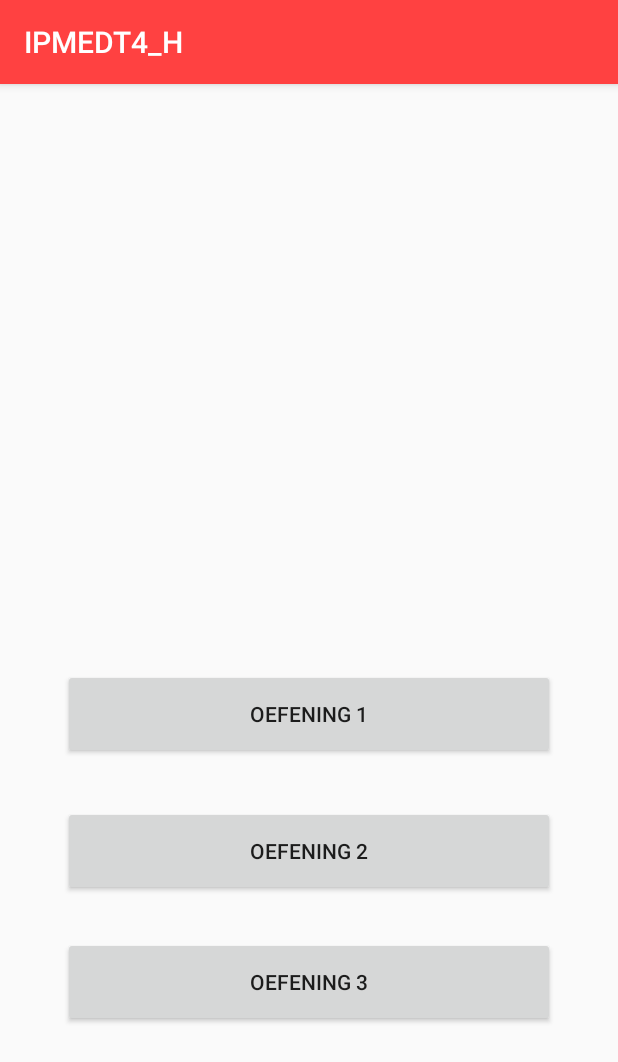
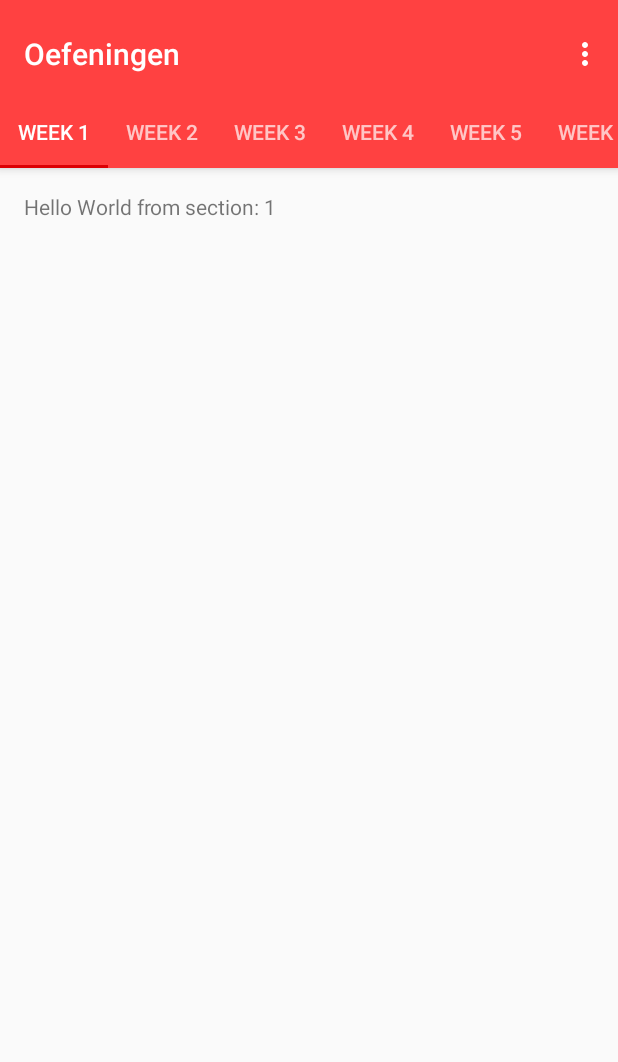
Before and after one commit to s1086439/IPMEDT4_H, an Android app: the screen it shows after launch (MainActivity before the commit, ExercisesActivity after it), after a tap on "START OEFENINGEN", on a phone screen of 412 x 824 dp. Shown: the top 1062 px of the screen. Run offline under Robolectric (Android 15) with nearby library versions, the phone set to English and light mode, and no system bars.

Commit message:
Opzet applicatie

```diff
--- a/app/build.gradle
+++ b/app/build.gradle
@@ -26,5 +26,6 @@
     })
     compile 'com.android.support:appcompat-v7:25.3.1'
     compile 'com.android.support.constraint:constraint-layout:1.0.2'
+    compile 'com.android.support:design:25.3.1'
     testCompile 'junit:junit:4.12'
 }
--- a/app/src/main/java/com/example/ipmedt41617/ipmedt4_h/ExerciseActivity.java
+++ /dev/null
@@ -1,13 +0,0 @@
-package com.example.ipmedt41617.ipmedt4_h;
-
-import android.support.v7.app.AppCompatActivity;
-import android.os.Bundle;
-
-public class ExerciseActivity extends AppCompatActivity {
-
-    @Override
-    protected void onCreate(Bundle savedInstanceState) {
-        super.onCreate(savedInstanceState);
-        setContentView(R.layout.activity_exercise);
-    }
-}
--- /dev/null
+++ b/app/src/main/java/com/example/ipmedt41617/ipmedt4_h/ExercisesActivity.java
@@ -0,0 +1,161 @@
+package com.example.ipmedt41617.ipmedt4_h;
+
+import android.support.design.widget.TabLayout;
+import android.support.design.widget.FloatingActionButton;
+import android.support.design.widget.Snackbar;
+import android.support.v7.app.AppCompatActivity;
+import android.support.v7.widget.Toolbar;
+
+import android.support.v4.app.Fragment;
+import android.support.v4.app.FragmentManager;
+import android.support.v4.app.FragmentPagerAdapter;
+import android.support.v4.view.ViewPager;
+import android.os.Bundle;
+import android.view.LayoutInflater;
+import android.view.Menu;
+import android.view.MenuItem;
+import android.view.View;
+import android.view.ViewGroup;
+
+import android.widget.TextView;
+
+public class ExercisesActivity extends AppCompatActivity {
+
+    /**
+     * The {@link android.support.v4.view.PagerAdapter} that will provide
+     * fragments for each of the sections. We use a
+     * {@link FragmentPagerAdapter} derivative, which will keep every
+     * loaded fragment in memory. If this becomes too memory intensive, it
+     * may be best to switch to a
+     * {@link android.support.v4.app.FragmentStatePagerAdapter}.
+     */
+    private SectionsPagerAdapter mSectionsPagerAdapter;
+
+    /**
+     * The {@link ViewPager} that will host the section contents.
+     */
+    private ViewPager mViewPager;
+
+    @Override
+    protected void onCreate(Bundle savedInstanceState) {
+        super.onCreate(savedInstanceState);
+        setContentView(R.layout.activity_exercises);
+
+        Toolbar toolbar = (Toolbar) findViewById(R.id.toolbar);
+        setSupportActionBar(toolbar);
+        // Create the adapter that will return a fragment for each of the three
+        // primary sections of the activity.
+        mSectionsPagerAdapter = new SectionsPagerAdapter(getSupportFragmentManager());
+
+        // Set up the ViewPager with the sections adapter.
+        mViewPager = (ViewPager) findViewById(R.id.container);
+        mViewPager.setAdapter(mSectionsPagerAdapter);
+
+        TabLayout tabLayout = (TabLayout) findViewById(R.id.tabs);
+        tabLayout.setupWithViewPager(mViewPager);
+
+    }
+
+
+    @Override
+    public boolean onCreateOptionsMenu(Menu menu) {
+        // Inflate the menu; this adds items to the action bar if it is present.
+        getMenuInflater().inflate(R.menu.menu_exercises, menu);
+        return true;
+    }
+
+    @Override
+    public boolean onOptionsItemSelected(MenuItem item) {
+        // Handle action bar item clicks here. The action bar will
+        // automatically handle clicks on the Home/Up button, so long
+        // as you specify a parent activity in AndroidManifest.xml.
+        int id = item.getItemId();
+
+        //noinspection SimplifiableIfStatement
+        if (id == R.id.action_settings) {
+            return true;
+        }
+
+        return super.onOptionsItemSelected(item);
+    }
+
+    /**
+     * A placeholder fragment containing a simple view.
+     */
+    public static class PlaceholderFragment extends Fragment {
+        /**
+         * The fragment argument representing the section number for this
+         * fragment.
+         */
+        private static final String ARG_SECTION_NUMBER = "section_number";
+
+        public PlaceholderFragment() {
+        }
+
+        /**
+         * Returns a new instance of this fragment for the given section
+         * number.
+         */
+        public static PlaceholderFragment newInstance(int sectionNumber) {
+            PlaceholderFragment fragment = new PlaceholderFragment();
+            Bundle args = new Bundle();
+            args.putInt(ARG_SECTION_NUMBER, sectionNumber);
+            fragment.setArguments(args);
+            return fragment;
+        }
+
+        @Override
+        public View onCreateView(LayoutInflater inflater, ViewGroup container,
+                                 Bundle savedInstanceState) {
+            View rootView = inflater.inflate(R.layout.fragment_exercises, container, false);
+            TextView textView = (TextView) rootView.findViewById(R.id.section_label);
+            textView.setText(getString(R.string.section_format, getArguments().getInt(ARG_SECTION_NUMBER)));
+            return rootView;
+        }
+    }
+
+    /**
+     * A {@link FragmentPagerAdapter} that returns a fragment corresponding to
+     * one of the sections/tabs/pages.
+     */
+    public class SectionsPagerAdapter extends FragmentPagerAdapter {
+
+        public SectionsPagerAdapter(FragmentManager fm) {
+            super(fm);
+        }
+
+        @Override
+        public Fragment getItem(int position) {
+            // getItem is called to instantiate the fragment for the given page.
+            // Return a PlaceholderFragment (defined as a static inner class below).
+            return PlaceholderFragment.newInstance(position + 1);
+        }
+
+        @Override
+        public int getCount() {
+            // Show 3 total pages.
+            return 7;
+        }
+
+        @Override
+        public CharSequence getPageTitle(int position) {
+            switch (position) {
+                case 0:
+                    return "Week 1";
+                case 1:
+                    return "Week 2";
+                case 2:
+                    return "Week 3";
+                case 3:
+                    return "Week 4";
+                case 4:
+                    return "Week 5";
+                case 5:
+                    return "Week 6";
+                case 6:
+                    return "Week 7";
+            }
+            return null;
+        }
+    }
+}
--- a/app/src/main/java/com/example/ipmedt41617/ipmedt4_h/WelcomeActivity.java
+++ b/app/src/main/java/com/example/ipmedt41617/ipmedt4_h/WelcomeActivity.java
@@ -14,7 +14,7 @@
     }
 
     public void openenOverzichtOefeningen(View view){
-        Intent intent = new Intent(this, MainActivity.class);
+        Intent intent = new Intent(this, ExercisesActivity.class);
         startActivity(intent);
     }
 }
--- a/app/src/main/res/layout/activity_exercise.xml
+++ /dev/null
@@ -1,9 +0,0 @@
-<?xml version="1.0" encoding="utf-8"?>
-<android.support.constraint.ConstraintLayout xmlns:android="http://schemas.android.com/apk/res/android"
-    xmlns:app="http://schemas.android.com/apk/res-auto"
-    xmlns:tools="http://schemas.android.com/tools"
-    android:layout_width="match_parent"
-    android:layout_height="match_parent"
-    tools:context="com.example.ipmedt41617.ipmedt4_h.ExerciseActivity">
-
-</android.support.constraint.ConstraintLayout>
--- /dev/null
+++ b/app/src/main/res/layout/activity_exercises.xml
@@ -0,0 +1,42 @@
+<?xml version="1.0" encoding="utf-8"?>
+<android.support.design.widget.CoordinatorLayout xmlns:android="http://schemas.android.com/apk/res/android"
+    xmlns:app="http://schemas.android.com/apk/res-auto"
+    xmlns:tools="http://schemas.android.com/tools"
+    android:id="@+id/main_content"
+    android:layout_width="match_parent"
+    android:layout_height="match_parent"
+    android:fitsSystemWindows="true"
+    tools:context="com.example.ipmedt41617.ipmedt4_h.ExercisesActivity">
+
+    <android.support.design.widget.AppBarLayout
+        android:id="@+id/appbar"
+        android:layout_width="match_parent"
+        android:layout_height="wrap_content"
+        android:paddingTop="@dimen/appbar_padding_top"
+        android:theme="@style/IPMEDT4.AppBarOverlay">
+
+        <android.support.v7.widget.Toolbar
+            android:id="@+id/toolbar"
+            android:layout_width="match_parent"
+            android:layout_height="?attr/actionBarSize"
+            android:background="?attr/colorPrimary"
+            app:layout_scrollFlags="scroll|enterAlways"
+            app:popupTheme="@style/IPMEDT4.PopupOverlay">
+
+        </android.support.v7.widget.Toolbar>
+
+        <android.support.design.widget.TabLayout
+            android:id="@+id/tabs"
+            android:layout_width="match_parent"
+            android:layout_height="wrap_content"
+            app:tabMode="scrollable" />
+
+    </android.support.design.widget.AppBarLayout>
+
+    <android.support.v4.view.ViewPager
+        android:id="@+id/container"
+        android:layout_width="match_parent"
+        android:layout_height="match_parent"
+        app:layout_behavior="@string/appbar_scrolling_view_behavior" />
+
+</android.support.design.widget.CoordinatorLayout>
--- /dev/null
+++ b/app/src/main/res/layout/fragment_exercises.xml
@@ -0,0 +1,16 @@
+<RelativeLayout xmlns:android="http://schemas.android.com/apk/res/android"
+    xmlns:tools="http://schemas.android.com/tools"
+    android:layout_width="match_parent"
+    android:layout_height="match_parent"
+    android:paddingBottom="@dimen/activity_vertical_margin"
+    android:paddingLeft="@dimen/activity_horizontal_margin"
+    android:paddingRight="@dimen/activity_horizontal_margin"
+    android:paddingTop="@dimen/activity_vertical_margin"
+    tools:context="com.example.ipmedt41617.ipmedt4_h.ExercisesActivity$PlaceholderFragment">
+
+    <TextView
+        android:id="@+id/section_label"
+        android:layout_width="wrap_content"
+        android:layout_height="wrap_content" />
+
+</RelativeLayout>
--- /dev/null
+++ b/app/src/main/res/menu/menu_exercises.xml
@@ -0,0 +1,10 @@
+<menu xmlns:android="http://schemas.android.com/apk/res/android"
+    xmlns:app="http://schemas.android.com/apk/res-auto"
+    xmlns:tools="http://schemas.android.com/tools"
+    tools:context="com.example.ipmedt41617.ipmedt4_h.ExercisesActivity">
+    <item
+        android:id="@+id/action_settings"
+        android:orderInCategory="100"
+        android:title="@string/action_settings"
+        app:showAsAction="never" />
+</menu>
--- /dev/null
+++ b/app/src/main/res/values-w820dp/dimens.xml
@@ -0,0 +1,6 @@
+<resources>
+    <!-- Example customization of dimensions originally defined in res/values/dimens.xml
+         (such as screen margins) for screens with more than 820dp of available width. This
+         would include 7" and 10" devices in landscape (~960dp and ~1280dp respectively). -->
+    <dimen name="activity_horizontal_margin">64dp</dimen>
+</resources>
--- /dev/null
+++ b/app/src/main/res/values/dimens.xml
@@ -0,0 +1,7 @@
+<resources>
+    <!-- Default screen margins, per the Android Design guidelines. -->
+    <dimen name="activity_horizontal_margin">16dp</dimen>
+    <dimen name="activity_vertical_margin">16dp</dimen>
+    <dimen name="fab_margin">16dp</dimen>
+    <dimen name="appbar_padding_top">8dp</dimen>
+</resources>
--- a/app/src/main/res/values/strings.xml
+++ b/app/src/main/res/values/strings.xml
@@ -1,3 +1,6 @@
 <resources>
     <string name="app_name">IPMEDT4_H</string>
+    <string name="title_activity_exercises">ExercisesActivity</string>
+    <string name="action_settings">Settings</string>
+    <string name="section_format">Hello World from section: %1$d</string>
 </resources>
--- a/app/src/main/res/values/styles.xml
+++ b/app/src/main/res/values/styles.xml
@@ -10,4 +10,13 @@
 
     <style name="IPMEDT4" parent="AppTheme" />
 
+    <style name="IPMEDT4.NoActionBar">
+        <item name="windowActionBar">false</item>
+        <item name="windowNoTitle">true</item>
+    </style>
+
+    <style name="IPMEDT4.AppBarOverlay" parent="ThemeOverlay.AppCompat.Dark.ActionBar" />
+
+    <style name="IPMEDT4.PopupOverlay" parent="ThemeOverlay.AppCompat.Light" />
+
 </resources>
```
Also changed, not shown: app/src/main/AndroidManifest.xml (+6 -3 lines).
